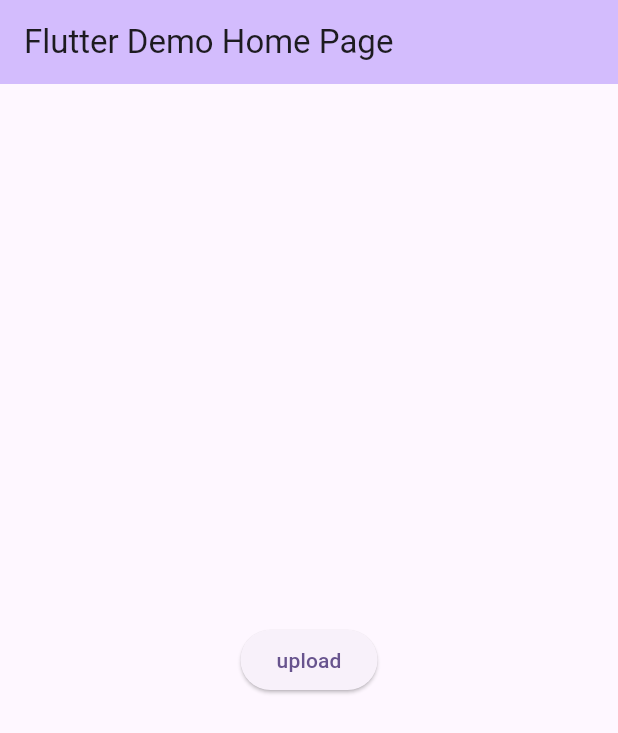
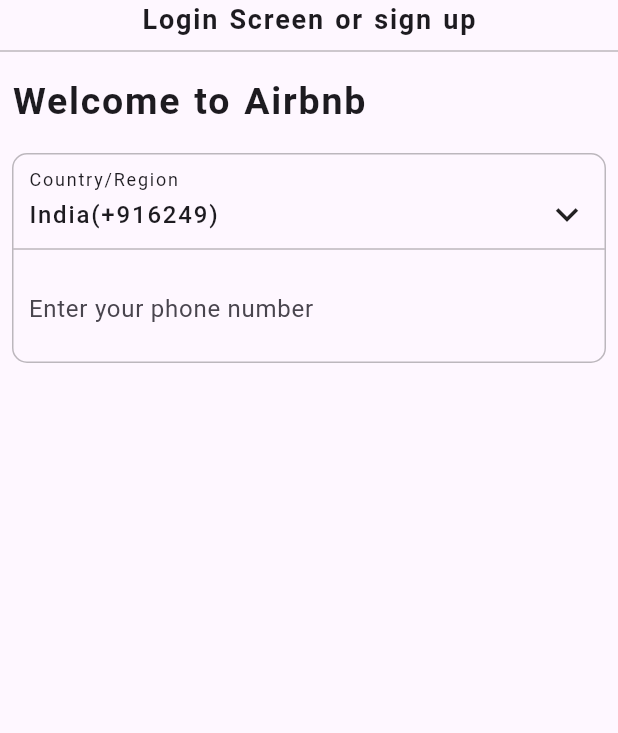
Before and after one commit to Sachinpandit2809/airbnb_app, a Flutter app: the screen it shows after launch, on a phone screen of 412 x 824 dp. Shown: the top 733 px of the screen. Run offline on Flutter 3.47's test engine with Material 3 defaults, Android fonts, the phone set to English and light mode, and no system bars; our stand-ins replace cloud_firestore, firebase_core, fluttertoast; accounts and stored records are empty.

Commit message:
login screen

```diff
--- a/lib/main.dart
+++ b/lib/main.dart
@@ -1,6 +1,7 @@
 import 'package:airbnb_app/firebase_options.dart';
 import 'package:airbnb_app/model/category.dart';
 import 'package:airbnb_app/model/place_model.dart';
+import 'package:airbnb_app/screens/auth/login_screen.dart';
 import 'package:flutter/material.dart';
 
 import 'package:firebase_core/firebase_core.dart';
@@ -21,28 +22,12 @@ class MyApp extends StatelessWidget {
   @override
   Widget build(BuildContext context) {
     return MaterialApp(
-      title: 'Flutter Demo',
-      theme: ThemeData(
-        // This is the theme of your application.
-        //
-        // TRY THIS: Try running your application with "flutter run". You'll see
-        // the application has a purple toolbar. Then, without quitting the app,
-        // try changing the seedColor in the colorScheme below to Colors.green
-        // and then invoke "hot reload" (save your changes or press the "hot
-        // reload" button in a Flutter-supported IDE, or press "r" if you used
-        // the command line to start the app).
-        //
-        // Notice that the counter didn't reset back to zero; the application
-        // state is not lost during the reload. To reset the state, use hot
-        // restart instead.
-        //
-        // This works for code too, not just values: Most code changes can be
-        // tested with just a hot reload.
-        colorScheme: ColorScheme.fromSeed(seedColor: Colors.deepPurple),
-        useMaterial3: true,
-      ),
-      home: const MyHomePage(title: 'Flutter Demo Home Page'),
-    );
+        title: 'Airbnb App',
+        theme: ThemeData(
+          colorScheme: ColorScheme.fromSeed(seedColor: Colors.deepPurple),
+          useMaterial3: true,
+        ),
+        home: LoginScreen());
   }
 }
 
--- /dev/null
+++ b/lib/screens/auth/login_screen.dart
@@ -0,0 +1,97 @@
+import 'package:airbnb_app/utils.dart/ext.dart';
+import 'package:airbnb_app/utils.dart/styles/k_text_style.dart';
+import 'package:flutter/material.dart';
+
+class LoginScreen extends StatefulWidget {
+  const LoginScreen({super.key});
+
+  @override
+  State<LoginScreen> createState() => _LoginScreenState();
+}
+
+class _LoginScreenState extends State<LoginScreen> {
+  @override
+  Widget build(BuildContext context) {
+    Size size = MediaQuery.of(context).size;
+    return Scaffold(
+      body: SingleChildScrollView(
+        child: SafeArea(
+            child: Column(
+          crossAxisAlignment: CrossAxisAlignment.start,
+          children: [
+            const Center(
+                child: Text(
+              'Login Screen or sign up',
+              style: KTextStyle.k_18,
+            )),
+            const Divider(
+              color: Colors.black26,
+            ),
+            const Padding(
+                padding: EdgeInsets.all(8.0),
+                child: Text(
+                  "Welcome to Airbnb",
+                  style: KTextStyle.k_24,
+                )),
+            // 16.heightBox,
+            // for phone number field
+            Padding(
+              padding: const EdgeInsets.all(8.0),
+              child: phoneNumberWidget(size: size),
+            ),
+          ],
+        )),
+      ),
+    );
+  }
+}
+
+class phoneNumberWidget extends StatelessWidget {
+  const phoneNumberWidget({
+    super.key,
+    required this.size,
+  });
+
+  final Size size;
+
+  @override
+  Widget build(BuildContext context) {
+    return Container(
+        width: size.width,
+        height: 140,
+        decoration: BoxDecoration(
+            border: Border.all(color: Colors.black26),
+            borderRadius: BorderRadius.circular(10)),
+        child: const Column(
+          crossAxisAlignment: CrossAxisAlignment.start,
+          children: [
+            Padding(
+              padding: EdgeInsets.only(right: 10, left: 10, top: 8),
+              child: Column(
+                crossAxisAlignment: CrossAxisAlignment.start,
+                children: [
+                  Text("Country/Region", style: KTextStyle.k_12),
+                  Row(
+                    mainAxisAlignment: MainAxisAlignment.spaceBetween,
+                    children: [
+                      Text("India(+916249)", style: KTextStyle.k_16),
+                      Spacer(),
+                      Icon(Icons.keyboard_arrow_down_sharp, size: 30)
+                    ],
+                  )
+                ],
+              ),
+            ),
+            const Divider(color: Colors.black26),
+            Padding(
+              padding: EdgeInsets.only(right: 10, left: 10, top: 8),
+              child: TextField(
+                decoration: InputDecoration(
+                    border: InputBorder.none,
+                    hintText: "Enter your phone number"),
+              ),
+            )
+          ],
+        ));
+  }
+}
--- /dev/null
+++ b/lib/utils.dart/ext.dart
@@ -0,0 +1,11 @@
+import 'package:flutter/material.dart';
+
+extension Num on num {
+  SizedBox get heightBox => SizedBox(height: this.toDouble());
+  SizedBox get widthBox => SizedBox(width: this.toDouble());
+}
+
+extension MedExt on BuildContext {
+  double get mediaHeight => MediaQuery.of(this).size.height;
+  double get mediaWidth => MediaQuery.of(this).size.width;
+}
--- /dev/null
+++ b/lib/utils.dart/styles/app_colors.dart
@@ -0,0 +1,12 @@
+import 'package:flutter/material.dart';
+
+class AppColors {
+  static const Color white = Color(0xFFFFFFFF);
+  static const Color whiteText = Color(0xFFFFFFFF);
+
+  static const Color black = Color(0xFF000000);
+  static const Color blackText = Color(0xFF000000);
+
+  static const Color grey = Color(0xFF464447);
+  static const Color buttonColor = Color(0xFF5864F8);
+}
--- /dev/null
+++ b/lib/utils.dart/styles/k_text_style.dart
@@ -0,0 +1,49 @@
+import 'package:flutter/material.dart';
+
+class KTextStyle {
+  static const TextStyle k_10 = TextStyle(
+      fontSize: 10,
+      fontWeight: FontWeight.w300,
+      letterSpacing: 1.2,
+      wordSpacing: 1.2);
+  static const TextStyle k_12 = TextStyle(
+      fontSize: 12,
+      fontWeight: FontWeight.w400,
+      letterSpacing: 1.2,
+      wordSpacing: 1.2);
+  static const TextStyle k_13 = TextStyle(
+    fontSize: 13,
+    fontWeight: FontWeight.w400,
+    letterSpacing: 1.2,
+  );
+  static const TextStyle k_14 = TextStyle(
+      fontSize: 14,
+      fontWeight: FontWeight.w400,
+      letterSpacing: 1.2,
+      wordSpacing: 1.2);
+  static const TextStyle k_16 = TextStyle(
+      fontSize: 16,
+      fontWeight: FontWeight.w500,
+      letterSpacing: 1.2,
+      wordSpacing: 1.2);
+  static const TextStyle k_18 = TextStyle(
+      fontSize: 18,
+      fontWeight: FontWeight.w600,
+      letterSpacing: 1.2,
+      wordSpacing: 1.2);
+  static const TextStyle k_20 = TextStyle(
+      fontSize: 20,
+      fontWeight: FontWeight.w600,
+      letterSpacing: 1.2,
+      wordSpacing: 1.2);
+  static const TextStyle k_22 = TextStyle(
+      fontSize: 22,
+      fontWeight: FontWeight.w700,
+      letterSpacing: 1.2,
+      wordSpacing: 1.2);
+  static const TextStyle k_24 = TextStyle(
+      fontSize: 25,
+      fontWeight: FontWeight.w700,
+      letterSpacing: 1.2,
+      wordSpacing: 1.2);
+}
--- /dev/null
+++ b/lib/utils.dart/utils.dart
@@ -0,0 +1,37 @@
+import 'package:flutter/material.dart';
+import 'package:fluttertoast/fluttertoast.dart';
+
+class Utils {
+  static void toastErrorMessage(String message) {
+    Fluttertoast.showToast(
+        msg: message,
+        backgroundColor: Colors.red,
+        textColor: Colors.white,
+        gravity: ToastGravity.BOTTOM,
+        toastLength: Toast.LENGTH_SHORT,
+        timeInSecForIosWeb: 1,
+        fontSize: 14);
+  }
+
+  static void toastSuccessMessage(String message) {
+    Fluttertoast.showToast(
+        msg: message,
+        backgroundColor: Colors.green,
+        textColor: Colors.white,
+        gravity: ToastGravity.BOTTOM,
+        toastLength: Toast.LENGTH_SHORT,
+        timeInSecForIosWeb: 1,
+        fontSize: 14);
+  }
+
+  static void toastSuccessYellowMessage(String message) {
+    Fluttertoast.showToast(
+        msg: message,
+        backgroundColor: Colors.amber,
+        textColor: Colors.black,
+        gravity: ToastGravity.BOTTOM,
+        toastLength: Toast.LENGTH_SHORT,
+        timeInSecForIosWeb: 1,
+        fontSize: 14);
+  }
+}
--- a/pubspec.yaml
+++ b/pubspec.yaml
@@ -37,6 +37,7 @@ dependencies:
   cupertino_icons: ^1.0.8
   firebase_core: ^3.9.0
   cloud_firestore: ^5.6.0
+  fluttertoast: ^8.2.10
 
 dev_dependencies:
   flutter_test:
```
Also changed, not shown: pubspec.lock.
